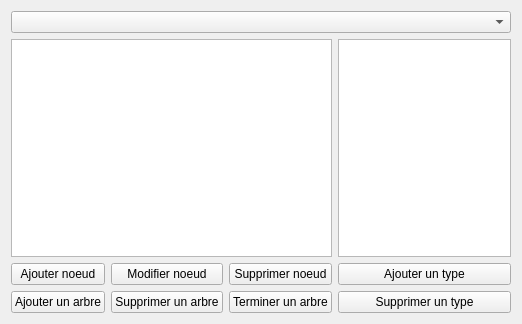
Qt form dialogedittree.ui (GiPiLab/ProtonClassicSuite) before a commit.
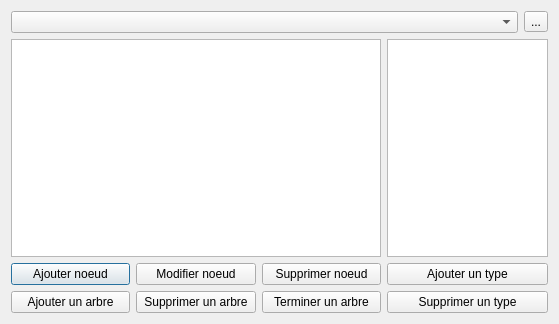
The same form after that commit.

Commit message: Snapshot of tree instead of sharing model

Diff of the .ui file:
```diff
--- a/dialogedittree.ui
+++ b/dialogedittree.ui
@@ -1,31 +1,31 @@
 <?xml version="1.0" encoding="UTF-8"?>
 <ui version="4.0">
  <class>DialogEditTree</class>
- <widget class="QWidget" name="DialogEditTree">
-  <property name="windowModality">
-   <enum>Qt::NonModal</enum>
-  </property>
+ <widget class="QDialog" name="DialogEditTree">
   <property name="geometry">
    <rect>
     <x>0</x>
     <y>0</y>
-    <width>522</width>
+    <width>559</width>
     <height>324</height>
    </rect>
   </property>
   <property name="windowTitle">
    <string>Gestion des arbres</string>
   </property>
-  <layout class="QVBoxLayout" name="verticalLayout">
+  <layout class="QHBoxLayout" name="horizontalLayout">
    <item>
     <layout class="QGridLayout" name="gridLayout">
-     <item row="1" column="3">
-      <widget class="QListView" name="listTypesView">
-       <property name="sizePolicy">
-        <sizepolicy hsizetype="Preferred" vsizetype="Expanding">
-         <horstretch>0</horstretch>
-         <verstretch>0</verstretch>
-        </sizepolicy>
+     <item row="0" column="0" colspan="4">
+      <widget class="QComboBox" name="comboBox"/>
+     </item>
+     <item row="0" column="4">
+      <widget class="QToolButton" name="viewTreeButton">
+       <property name="toolTip">
+        <string>Prendre un instantané de l'arbre</string>
+       </property>
+       <property name="text">
+        <string>...</string>
        </property>
       </widget>
      </item>
@@ -45,36 +45,19 @@
        </attribute>
       </widget>
      </item>
-     <item row="2" column="3">
-      <widget class="QPushButton" name="addTypeButton">
+     <item row="1" column="3" colspan="2">
+      <widget class="QListView" name="listTypesView">
        <property name="sizePolicy">
-        <sizepolicy hsizetype="Minimum" vsizetype="Fixed">
+        <sizepolicy hsizetype="Preferred" vsizetype="Expanding">
          <horstretch>0</horstretch>
          <verstretch>0</verstretch>
         </sizepolicy>
        </property>
-       <property name="text">
-        <string>Ajouter un type</string>
-       </property>
-      </widget>
-     </item>
-     <item row="4" column="0">
-      <widget class="QPushButton" name="newTreeButton">
-       <property name="text">
-        <string>Ajouter un arbre</string>
-       </property>
-      </widget>
-     </item>
-     <item row="4" column="3">
-      <widget class="QPushButton" name="deleteTypeButton">
-       <property name="sizePolicy">
-        <sizepolicy hsizetype="Minimum" vsizetype="Fixed">
-         <horstretch>0</horstretch>
-         <verstretch>0</verstretch>
-        </sizepolicy>
-       </property>
-       <property name="text">
-        <string>Supprimer un type</string>
+       <property name="maximumSize">
+        <size>
+         <width>161</width>
+         <height>16777215</height>
+        </size>
        </property>
       </widget>
      </item>
@@ -85,23 +68,6 @@
        </property>
       </widget>
      </item>
-     <item row="4" column="2">
-      <widget class="QPushButton" name="finishTreeButton">
-       <property name="text">
-        <string>Terminer un arbre</string>
-       </property>
-      </widget>
-     </item>
-     <item row="4" column="1">
-      <widget class="QPushButton" name="deleteTreeButton">
-       <property name="text">
-        <string>Supprimer un arbre</string>
-       </property>
-      </widget>
-     </item>
-     <item row="0" column="0" colspan="4">
-      <widget class="QComboBox" name="comboBox"/>
-     </item>
      <item row="2" column="1">
       <widget class="QPushButton" name="modifyNodeButton">
        <property name="text">
@@ -116,6 +82,53 @@
        </property>
       </widget>
      </item>
+     <item row="3" column="0">
+      <widget class="QPushButton" name="newTreeButton">
+       <property name="text">
+        <string>Ajouter un arbre</string>
+       </property>
+      </widget>
+     </item>
+     <item row="3" column="1">
+      <widget class="QPushButton" name="deleteTreeButton">
+       <property name="text">
+        <string>Supprimer un arbre</string>
+       </property>
+      </widget>
+     </item>
+     <item row="3" column="2">
+      <widget class="QPushButton" name="finishTreeButton">
+       <property name="text">
+        <string>Terminer un arbre</string>
+       </property>
+      </widget>
+     </item>
+     <item row="2" column="3" colspan="2">
+      <widget class="QPushButton" name="addTypeButton">
+       <property name="sizePolicy">
+        <sizepolicy hsizetype="Minimum" vsizetype="Fixed">
+         <horstretch>0</horstretch>
+         <verstretch>0</verstretch>
+        </sizepolicy>
+       </property>
+       <property name="text">
+        <string>Ajouter un type</string>
+       </property>
+      </widget>
+     </item>
+     <item row="3" column="3" colspan="2">
+      <widget class="QPushButton" name="deleteTypeButton">
+       <property name="sizePolicy">
+        <sizepolicy hsizetype="Minimum" vsizetype="Fixed">
+         <horstretch>0</horstretch>
+         <verstretch>0</verstretch>
+        </sizepolicy>
+       </property>
+       <property name="text">
+        <string>Supprimer un type</string>
+       </property>
+      </widget>
+     </item>
     </layout>
    </item>
   </layout>
```
Left out of the diff: 13 changed lines with no effect on the pictures. The commit also changes 14 other files.
